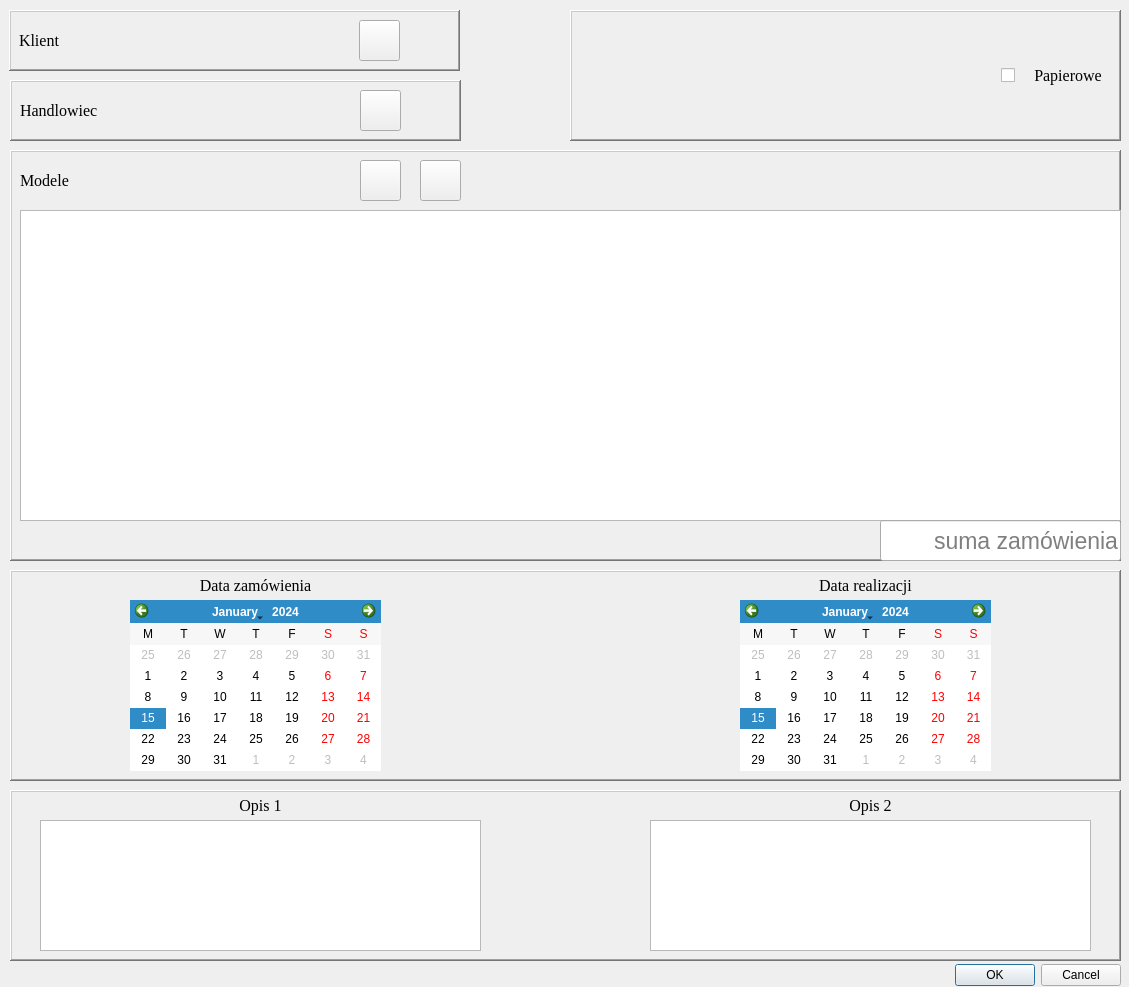
militia11/shoes, file noweZamowienieDialog.ui: the form before one commit.
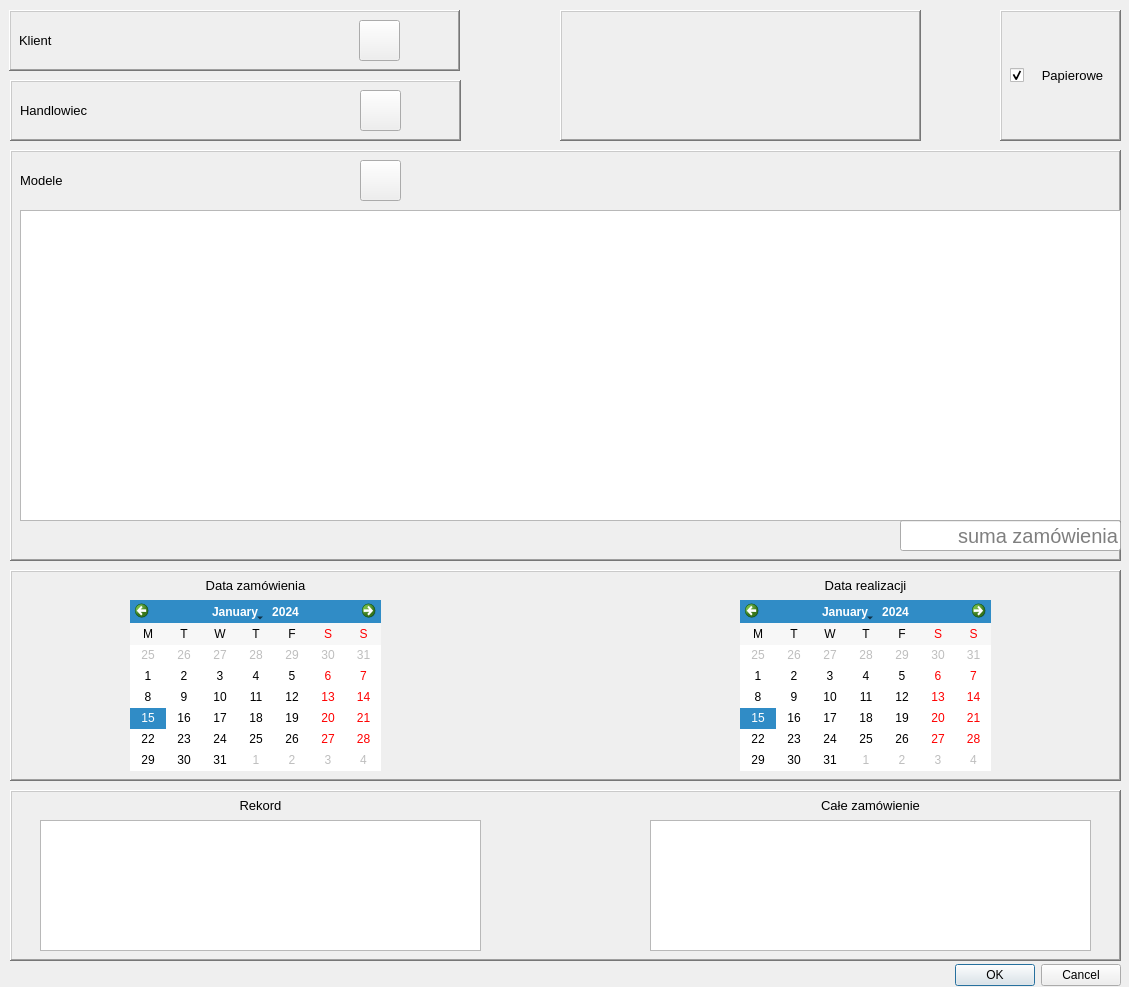
The form after the commit. Icons and pictures are not drawn.

Patch:
```diff
--- a/noweZamowienieDialog.ui
+++ b/noweZamowienieDialog.ui
@@ -114,8 +114,8 @@
     </property>
     <property name="font">
      <font>
-      <family>Times New Roman</family>
-      <pointsize>12</pointsize>
+      <family>MS Shell Dlg 2</family>
+      <pointsize>10</pointsize>
      </font>
     </property>
     <property name="frameShadow">
@@ -128,10 +128,10 @@
    <widget class="QLineEdit" name="lcdNumber">
     <property name="geometry">
      <rect>
-      <x>870</x>
+      <x>890</x>
       <y>370</y>
-      <width>241</width>
-      <height>41</height>
+      <width>221</width>
+      <height>31</height>
      </rect>
     </property>
     <property name="sizePolicy">
@@ -148,7 +148,9 @@
     </property>
     <property name="font">
      <font>
-      <pointsize>17</pointsize>
+      <pointsize>15</pointsize>
+      <weight>50</weight>
+      <bold>false</bold>
      </font>
     </property>
     <property name="alignment">
@@ -164,43 +166,6 @@
      <bool>false</bool>
     </property>
    </widget>
-   <widget class="QPushButton" name="pushButton_10">
-    <property name="geometry">
-     <rect>
-      <x>410</x>
-      <y>10</y>
-      <width>41</width>
-      <height>41</height>
-     </rect>
-    </property>
-    <property name="sizePolicy">
-     <sizepolicy hsizetype="Fixed" vsizetype="Minimum">
-      <horstretch>0</horstretch>
-      <verstretch>0</verstretch>
-     </sizepolicy>
-    </property>
-    <property name="font">
-     <font>
-      <pointsize>10</pointsize>
-     </font>
-    </property>
-    <property name="text">
-     <string/>
-    </property>
-    <property name="icon">
-     <iconset resource="zasoby.qrc">
-      <normaloff>:/zasoby/trash2.png</normaloff>:/zasoby/trash2.png</iconset>
-    </property>
-    <property name="iconSize">
-     <size>
-      <width>40</width>
-      <height>40</height>
-     </size>
-    </property>
-    <property name="autoDefault">
-     <bool>false</bool>
-    </property>
-   </widget>
   </widget>
   <widget class="QFrame" name="frame_5">
    <property name="geometry">
@@ -230,7 +195,7 @@
      <rect>
       <x>130</x>
       <y>10</y>
-      <width>231</width>
+      <width>221</width>
       <height>41</height>
      </rect>
     </property>
@@ -242,14 +207,14 @@
     </property>
     <property name="font">
      <font>
-      <family>Times New Roman</family>
-      <pointsize>12</pointsize>
+      <family>MS Shell Dlg 2</family>
+      <pointsize>10</pointsize>
       <weight>75</weight>
       <bold>true</bold>
      </font>
     </property>
     <property name="styleSheet">
-     <string>background: transparent;  color:  #40ff00</string>
+     <string notr="true">background: transparent; </string>
     </property>
     <property name="frameShadow">
      <enum>QFrame::Raised</enum>
@@ -306,14 +271,14 @@
      <rect>
       <x>10</x>
       <y>10</y>
-      <width>121</width>
+      <width>111</width>
       <height>41</height>
      </rect>
     </property>
     <property name="font">
      <font>
-      <family>Times New Roman</family>
-      <pointsize>12</pointsize>
+      <family>MS Shell Dlg 2</family>
+      <pointsize>10</pointsize>
      </font>
     </property>
     <property name="frameShadow">
@@ -344,7 +309,7 @@
      <rect>
       <x>130</x>
       <y>10</y>
-      <width>231</width>
+      <width>221</width>
       <height>41</height>
      </rect>
     </property>
@@ -356,14 +321,14 @@
     </property>
     <property name="font">
      <font>
-      <family>Times New Roman</family>
-      <pointsize>12</pointsize>
+      <family>MS Shell Dlg 2</family>
+      <pointsize>10</pointsize>
       <weight>75</weight>
       <bold>true</bold>
      </font>
     </property>
     <property name="styleSheet">
-     <string>background: transparent;  color:  #40ff00</string>
+     <string notr="true">background: transparent; </string>
     </property>
     <property name="frameShadow">
      <enum>QFrame::Raised</enum>
@@ -426,8 +391,8 @@
     </property>
     <property name="font">
      <font>
-      <family>Times New Roman</family>
-      <pointsize>12</pointsize>
+      <family>MS Shell Dlg 2</family>
+      <pointsize>10</pointsize>
      </font>
     </property>
     <property name="frameShadow">
@@ -464,8 +429,8 @@
     </property>
     <property name="font">
      <font>
-      <family>Times New Roman</family>
-      <pointsize>12</pointsize>
+      <family>MS Shell Dlg 2</family>
+      <pointsize>10</pointsize>
      </font>
     </property>
     <property name="frameShadow">
@@ -489,8 +454,8 @@
     </property>
     <property name="font">
      <font>
-      <family>Times New Roman</family>
-      <pointsize>12</pointsize>
+      <family>MS Shell Dlg 2</family>
+      <pointsize>10</pointsize>
      </font>
     </property>
     <property name="frameShadow">
@@ -585,15 +550,15 @@
     </property>
     <property name="font">
      <font>
-      <family>Times New Roman</family>
-      <pointsize>12</pointsize>
+      <family>MS Shell Dlg 2</family>
+      <pointsize>10</pointsize>
      </font>
     </property>
     <property name="frameShadow">
      <enum>QFrame::Raised</enum>
     </property>
     <property name="text">
-     <string>Opis 1</string>
+     <string>Rekord</string>
     </property>
     <property name="alignment">
      <set>Qt::AlignCenter</set>
@@ -610,15 +575,15 @@
     </property>
     <property name="font">
      <font>
-      <family>Times New Roman</family>
-      <pointsize>12</pointsize>
+      <family>MS Shell Dlg 2</family>
+      <pointsize>10</pointsize>
      </font>
     </property>
     <property name="frameShadow">
      <enum>QFrame::Raised</enum>
     </property>
     <property name="text">
-     <string>Opis 2</string>
+     <string>Całe zamówienie</string>
     </property>
     <property name="alignment">
      <set>Qt::AlignCenter</set>
@@ -666,9 +631,9 @@
   <widget class="QFrame" name="frame">
    <property name="geometry">
     <rect>
-     <x>570</x>
+     <x>1000</x>
      <y>10</y>
-     <width>551</width>
+     <width>121</width>
      <height>131</height>
     </rect>
    </property>
@@ -678,48 +643,12 @@
    <property name="frameShadow">
     <enum>QFrame::Raised</enum>
    </property>
-   <widget class="QLineEdit" name="lineEditPapier">
-    <property name="geometry">
-     <rect>
-      <x>0</x>
-      <y>0</y>
-      <width>361</width>
-      <height>131</height>
-     </rect>
-    </property>
-    <property name="font">
-     <font>
-      <family>Times New Roman</family>
-      <pointsize>70</pointsize>
-      <weight>50</weight>
-      <bold>false</bold>
-     </font>
-    </property>
-    <property name="autoFillBackground">
-     <bool>false</bool>
-    </property>
-    <property name="styleSheet">
-     <string notr="true">background: transparent; </string>
-    </property>
-    <property name="frame">
-     <bool>false</bool>
-    </property>
-    <property name="alignment">
-     <set>Qt::AlignCenter</set>
-    </property>
-    <property name="readOnly">
-     <bool>true</bool>
-    </property>
-    <property name="clearButtonEnabled">
-     <bool>false</bool>
-    </property>
-   </widget>
    <widget class="QWidget" name="layoutWidget">
     <property name="geometry">
      <rect>
-      <x>390</x>
+      <x>10</x>
       <y>0</y>
-      <width>161</width>
+      <width>111</width>
       <height>131</height>
      </rect>
     </property>
@@ -728,7 +657,7 @@
       <number>0</number>
      </property>
      <property name="leftMargin">
-      <number>41</number>
+      <number>0</number>
      </property>
      <item>
       <widget class="QCheckBox" name="checkBox">
@@ -746,14 +675,17 @@
        <property name="text">
         <string/>
        </property>
+       <property name="checked">
+        <bool>true</bool>
+       </property>
       </widget>
      </item>
      <item>
       <widget class="QLabel" name="label_5">
        <property name="font">
         <font>
-         <family>Times New Roman</family>
-         <pointsize>12</pointsize>
+         <family>MS Shell Dlg 2</family>
+         <pointsize>10</pointsize>
         </font>
        </property>
        <property name="text">
@@ -767,6 +699,58 @@
     </layout>
    </widget>
   </widget>
+  <widget class="QFrame" name="frame_6">
+   <property name="geometry">
+    <rect>
+     <x>560</x>
+     <y>10</y>
+     <width>361</width>
+     <height>131</height>
+    </rect>
+   </property>
+   <property name="frameShape">
+    <enum>QFrame::WinPanel</enum>
+   </property>
+   <property name="frameShadow">
+    <enum>QFrame::Raised</enum>
+   </property>
+   <widget class="QLineEdit" name="lineEditPapier">
+    <property name="geometry">
+     <rect>
+      <x>0</x>
+      <y>0</y>
+      <width>361</width>
+      <height>131</height>
+     </rect>
+    </property>
+    <property name="font">
+     <font>
+      <family>MS Shell Dlg 2</family>
+      <pointsize>60</pointsize>
+      <weight>50</weight>
+      <bold>false</bold>
+     </font>
+    </property>
+    <property name="autoFillBackground">
+     <bool>false</bool>
+    </property>
+    <property name="styleSheet">
+     <string notr="true">background: transparent; </string>
+    </property>
+    <property name="frame">
+     <bool>false</bool>
+    </property>
+    <property name="alignment">
+     <set>Qt::AlignCenter</set>
+    </property>
+    <property name="readOnly">
+     <bool>true</bool>
+    </property>
+    <property name="clearButtonEnabled">
+     <bool>false</bool>
+    </property>
+   </widget>
+  </widget>
  </widget>
  <tabstops>
   <tabstop>pushButton_5</tabstop>
```
Left out of the diff: 21 changed lines with no effect on the pictures.
